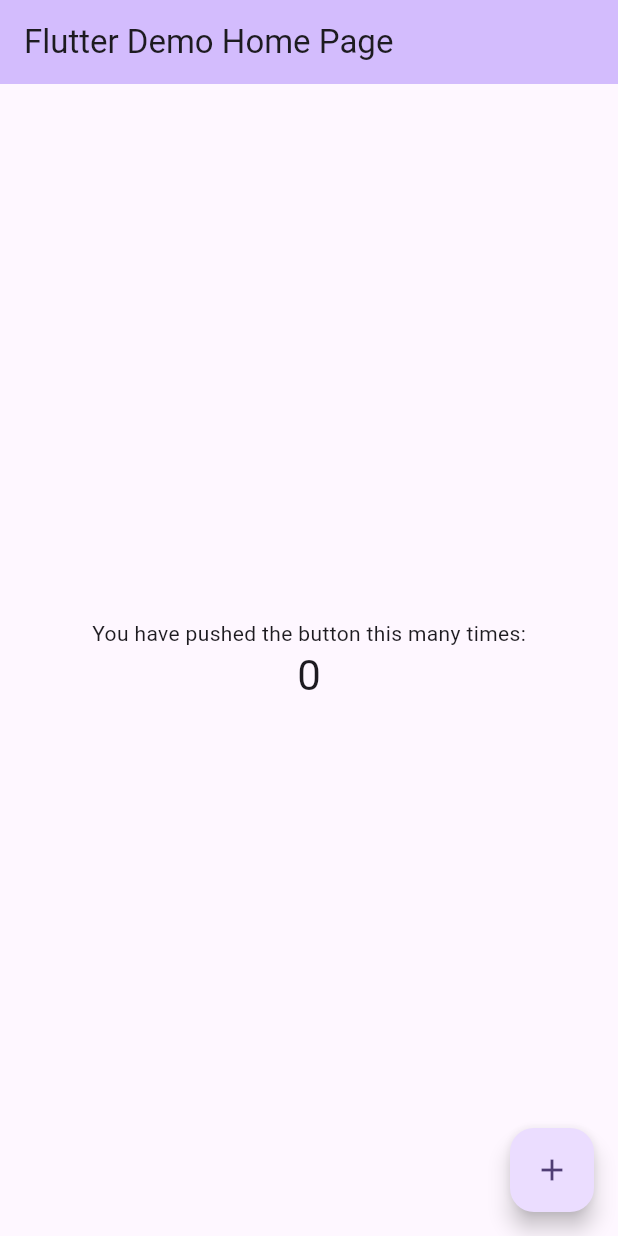
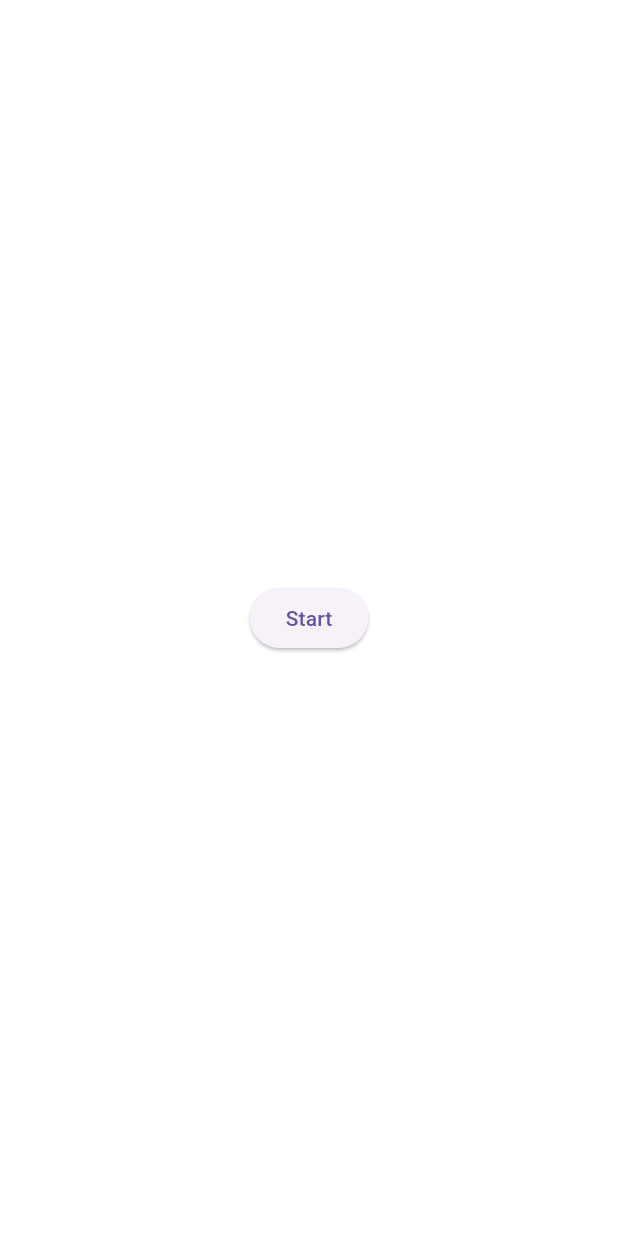
Before and after one commit to kou-nagamine/select, a Flutter app: the screen it shows after launch, on a phone screen of 412 x 824 dp. Run offline on Flutter 3.47's test engine with Material 3 defaults, Android fonts, the phone set to English and light mode, and no system bars.

Commit message:
start screen done

```diff
--- a/lib/main.dart
+++ b/lib/main.dart
@@ -1,4 +1,5 @@
 import 'package:flutter/material.dart';
+import '../views/startpage.dart';
 
 void main() {
   runApp(const MyApp());
@@ -7,119 +8,10 @@
 class MyApp extends StatelessWidget {
   const MyApp({super.key});
 
-  // This widget is the root of your application.
   @override
   Widget build(BuildContext context) {
     return MaterialApp(
-      title: 'Flutter Demo',
-      theme: ThemeData(
-        // This is the theme of your application.
-        //
-        // TRY THIS: Try running your application with "flutter run". You'll see
-        // the application has a purple toolbar. Then, without quitting the app,
-        // try changing the seedColor in the colorScheme below to Colors.green
-        // and then invoke "hot reload" (save your changes or press the "hot
-        // reload" button in a Flutter-supported IDE, or press "r" if you used
-        // the command line to start the app).
-        //
-        // Notice that the counter didn't reset back to zero; the application
-        // state is not lost during the reload. To reset the state, use hot
-        // restart instead.
-        //
-        // This works for code too, not just values: Most code changes can be
-        // tested with just a hot reload.
-        colorScheme: ColorScheme.fromSeed(seedColor: Colors.deepPurple),
-        useMaterial3: true,
-      ),
-      home: const MyHomePage(title: 'Flutter Demo Home Page'),
+      home:StartPage(),
     );
   }
 }
-
-class MyHomePage extends StatefulWidget {
-  const MyHomePage({super.key, required this.title});
-
-  // This widget is the home page of your application. It is stateful, meaning
-  // that it has a State object (defined below) that contains fields that affect
-  // how it looks.
-
-  // This class is the configuration for the state. It holds the values (in this
-  // case the title) provided by the parent (in this case the App widget) and
-  // used by the build method of the State. Fields in a Widget subclass are
-  // always marked "final".
-
-  final String title;
-
-  @override
-  State<MyHomePage> createState() => _MyHomePageState();
-}
-
-class _MyHomePageState extends State<MyHomePage> {
-  int _counter = 0;
-
-  void _incrementCounter() {
-    setState(() {
-      // This call to setState tells the Flutter framework that something has
-      // changed in this State, which causes it to rerun the build method below
-      // so that the display can reflect the updated values. If we changed
-      // _counter without calling setState(), then the build method would not be
-      // called again, and so nothing would appear to happen.
-      _counter++;
-    });
-  }
-
-  @override
-  Widget build(BuildContext context) {
-    // This method is rerun every time setState is called, for instance as done
-    // by the _incrementCounter method above.
-    //
-    // The Flutter framework has been optimized to make rerunning build methods
-    // fast, so that you can just rebuild anything that needs updating rather
-    // than having to individually change instances of widgets.
-    return Scaffold(
-      appBar: AppBar(
-        // TRY THIS: Try changing the color here to a specific color (to
-        // Colors.amber, perhaps?) and trigger a hot reload to see the AppBar
-        // change color while the other colors stay the same.
-        backgroundColor: Theme.of(context).colorScheme.inversePrimary,
-        // Here we take the value from the MyHomePage object that was created by
-        // the App.build method, and use it to set our appbar title.
-        title: Text(widget.title),
-      ),
-      body: Center(
-        // Center is a layout widget. It takes a single child and positions it
-        // in the middle of the parent.
-        child: Column(
-          // Column is also a layout widget. It takes a list of children and
-          // arranges them vertically. By default, it sizes itself to fit its
-          // children horizontally, and tries to be as tall as its parent.
-          //
-          // Column has various properties to control how it sizes itself and
-          // how it positions its children. Here we use mainAxisAlignment to
-          // center the children vertically; the main axis here is the vertical
-          // axis because Columns are vertical (the cross axis would be
-          // horizontal).
-          //
-          // TRY THIS: Invoke "debug painting" (choose the "Toggle Debug Paint"
-          // action in the IDE, or press "p" in the console), to see the
-          // wireframe for each widget.
-          mainAxisAlignment: MainAxisAlignment.center,
-          children: <Widget>[
-            const Text(
-              'You have pushed the button this many times:',
-            ),
-            Text(
-              '$_counter',
-              style: Theme.of(context).textTheme.headlineMedium,
-            ),
-          ],
-        ),
-      ),
-      floatingActionButton: FloatingActionButton(
-        onPressed: _incrementCounter,
-        tooltip: 'Increment',
-        child: const Icon(Icons.add),
-      ), // This trailing comma makes auto-formatting nicer for build methods.
-    );
-  }
-}
--- /dev/null
+++ b/lib/views/colorpage.dart
@@ -0,0 +1,14 @@
+import 'package:flutter/material.dart';
+
+class ColorPage extends StatelessWidget{
+  ColorPage({super.key});
+
+  @override
+  Widget build(BuildContext context){
+    return Scaffold(
+      appBar: AppBar(
+        title: Text("colorpage"),
+      ),
+    );
+  }
+}
--- /dev/null
+++ b/lib/views/startpage.dart
@@ -0,0 +1,22 @@
+import 'package:flutter/material.dart';
+import 'colorpage.dart';
+
+class StartPage extends StatelessWidget{
+
+  Widget build(BuildContext context) {
+    return Center(
+      child: Container(
+        child:ElevatedButton(
+          onPressed: () {
+            Navigator.push(
+              context,
+              MaterialPageRoute(
+                builder:(context) => ColorPage()
+              ),
+            );
+          },child: Text("Start"),
+        ),
+      )
+    );
+  }
+}
```
Also changed, not shown: lib/models/pants.dart (added).
